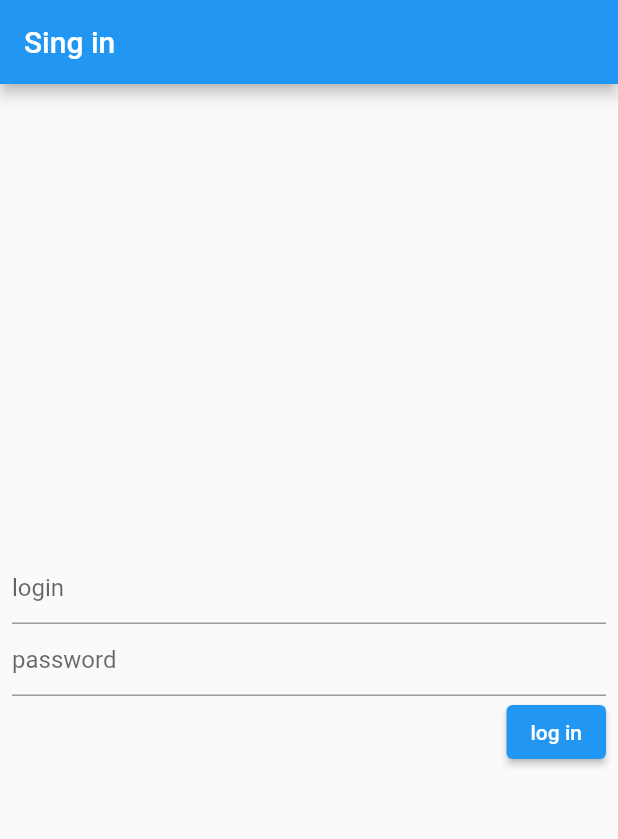
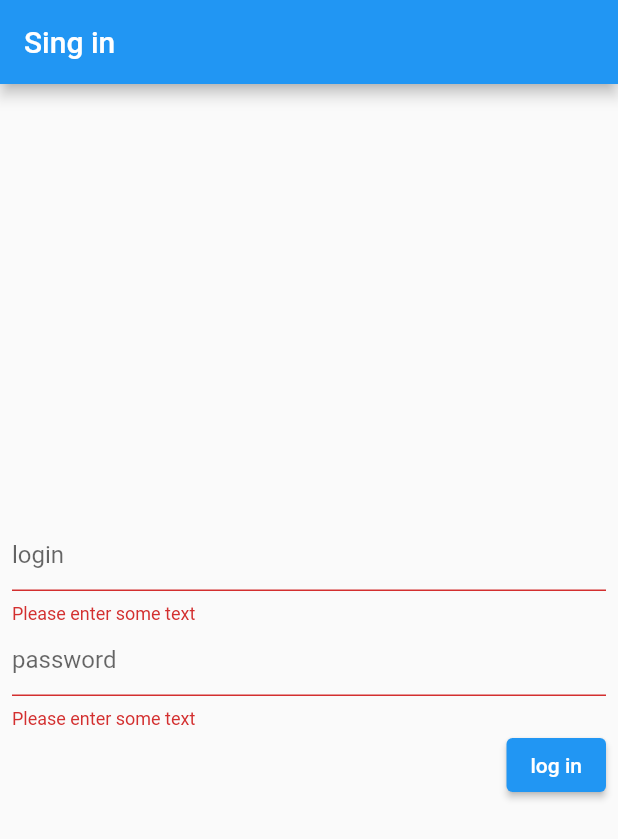
Before and after one commit to nazar-himei/Authorization, a Flutter app: the screen it shows after launch, after a tap on "log in", on a phone screen of 412 x 824 dp. Shown: the top 839 px of the screen. Run offline on Flutter 3.47's test engine with Material 2 defaults, Android fonts, the phone set to English and light mode, and no system bars.

Commit message:
update method

```diff
--- a/lib/view/login.dart
+++ b/lib/view/login.dart
@@ -13,6 +13,7 @@ class Login extends StatefulWidget {
 class _LoginState extends State<Login> {
   final _login = TextEditingController();
   final _password = TextEditingController();
+  final _formKey = GlobalKey<FormState>();
 
   @override
   Widget build(BuildContext context) {
@@ -23,10 +24,18 @@ class _LoginState extends State<Login> {
       ),
       body: Padding(
         padding: const EdgeInsets.all(8.0),
+        child: Form(
+          key: _formKey,
           child: Column(
             mainAxisAlignment: MainAxisAlignment.center,
             children: [
-            TextField(
+              TextFormField(
+                validator: (value) {
+                  if (value == null || value.isEmpty) {
+                    return 'Please enter some text';
+                  }
+                  return null;
+                },
                 controller: _login,
                 decoration: InputDecoration(hintText: "login"),
               ),
@@ -35,7 +44,12 @@ class _LoginState extends State<Login> {
                 decoration: InputDecoration(
                   hintText: "password",
                 ),
-              validator: (val) {},
+                validator: (value) {
+                  if (value == null || value.isEmpty) {
+                    return 'Please enter some text';
+                  }
+                  return null;
+                },
               ),
               Align(
                   alignment: Alignment.centerRight,
@@ -50,9 +64,17 @@ class _LoginState extends State<Login> {
                           _login.clear();
                           _password.clear();
                         }
+                        if (_formKey.currentState!.validate()) {
+                          // If the form is valid, display a snackbar. In the real world,
+                          // you'd often call a server or save the information in a database.
+                          ScaffoldMessenger.of(context).showSnackBar(
+                            const SnackBar(content: Text('not current data')),
+                          );
+                        }
                       },
                       child: Text("log in")))
             ],
+          ),
         ),
       ),
     );
```
Also changed, not shown: lib/components/alert_dialog.dart (+10 -6 lines), lib/view/home.dart (+1 -7 lines). Lines whose indentation alone changed are shown as unchanged.
